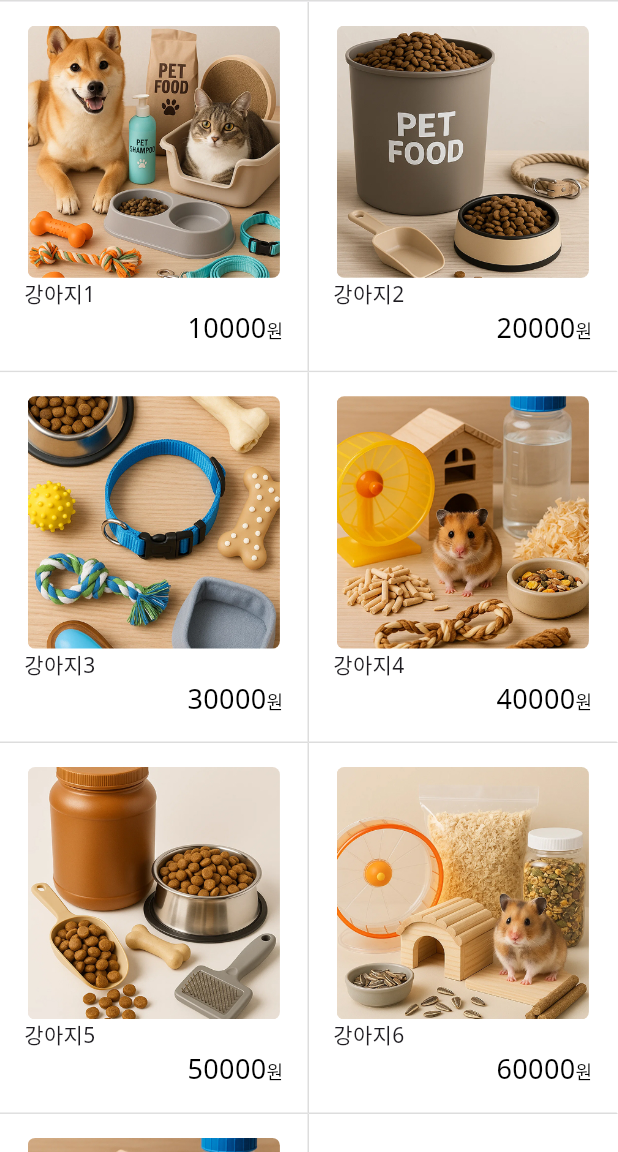
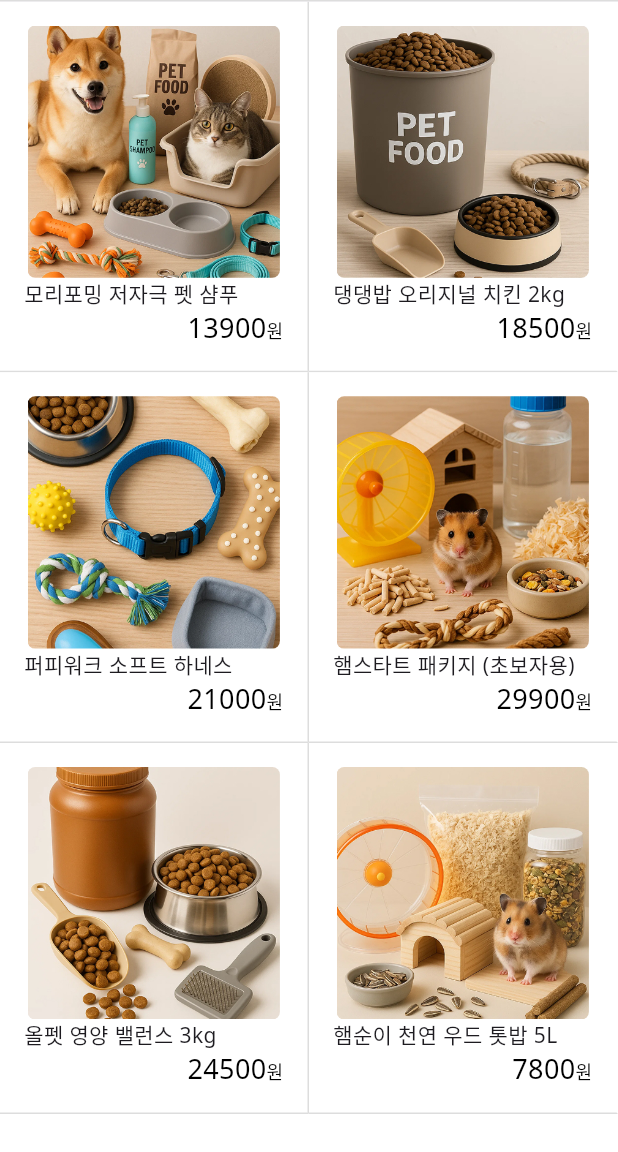
Before and after one commit to 1joGoodNight/flutter_dear_pet, a Flutter app: the screen it shows after launch, on a phone screen of 412 x 824 dp, the part 84-1236 px from its top. Run offline on Flutter 3.47's test engine with Material 3 defaults, Android fonts, the phone set to English and light mode, and no system bars; our stand-ins replace image_picker.

Commit message:
feat: 상세페이지 사진 표시/data 문구 변경/구매완료 후 수량&가격 초기화 기능 추가

```diff
--- a/lib/data/data.json
+++ b/lib/data/data.json
@@ -1,10 +1,8 @@
 [
-    ["강아지1",10000,"다리가 짧은 강아지입니다 이 강아지는 매우 착합니다. 하지만 사람을 보면 달려가기도합니다. 아시겠습니까 다람쥐","assets/images/img01.jpg"],
-    ["강아지2",20000,"다리가 짧은 강아지입니다 이 강아지는 매우 착합니다. 하지만 사람을 보면 달려가기도합니다. 아시겠습니까 다람쥐","assets/images/img02.jpg"],
-    ["강아지3",30000,"다리가 짧은 강아지입니다 이 강아지는 매우 착합니다. 하지만 사람을 보면 달려가기도합니다. 아시겠습니까 다람쥐","assets/images/img03.jpg"],
-    ["강아지4",40000,"다리가 짧은 강아지입니다 이 강아지는 매우 착합니다. 하지만 사람을 보면 달려가기도합니다. 아시겠습니까 다람쥐","assets/images/img04.jpg"],
-    ["강아지5",50000,"다리가 짧은 강아지입니다 이 강아지는 매우 착합니다. 하지만 사람을 보면 달려가기도합니다. 아시겠습니까 다람쥐","assets/images/img05.jpg"],
-    ["강아지6",60000,"다리가 짧은 강아지입니다 이 강아지는 매우 착합니다. 하지만 사람을 보면 달려가기도합니다. 아시겠습니까 다람쥐","assets/images/img06.jpg"],
-    ["강아지7",70000,"다리가 짧은 강아지입니다 이 강아지는 매우 착합니다. 하지만 사람을 보면 달려가기도합니다. 아시겠습니까 다람쥐","assets/images/img04.jpg"]
-
+    ["모리포밍 저자극 펫 샴푸",13900,"자연 유래 성분으로 피부 자극 걱정 없는 저자극 샴푸! 풍성한 거품과 은은한 향기로 목욕시간이 즐거워져요🐶🐱","assets/images/img01.jpg"],
+    ["댕댕밥 오리지널 치킨 2kg",18500,"국내산 닭가슴살을 주원료로, 알러지 걱정 없이 안심 급여! 영양소 균형 잡힌 건강 레시피로 우리 아이 활력 뿜뿜 💪","assets/images/img02.jpg"],
+    ["퍼피워크 소프트 하네스",21000,"가볍고 부드러운 착용감! 산책이 즐거워지는 소프트 하네스🎈 반사띠로 야간 산책도 안전하게 지켜줘요.","assets/images/img03.jpg"],
+    ["햄스타트 패키지 (초보자용)",29900,"햄스터 초보자를 위한 필수 구성! 은신처, 급수기, 목욕통, 간식볼까지 한 번에 쏙~ 🐭 귀여운 우리 집 햄찌를 위한 스타터 키트!","assets/images/img04.jpg"],
+    ["올펫 영양 밸런스 3kg",24500,"반려견·반려묘 모두에게 맞춘 프리미엄 혼합 사료! 오메가3, 타우린, 비타민E 가득 담아 면역력 UP ⬆️","assets/images/img05.jpg"],
+    ["햄순이 천연 우드 톳밥 5L",7800,"먼지 없이 쾌적한 천연 우드펄프 100%! 냄새 흡수력도 우수해서 우리 햄찌 화장실이 항상 깔끔✨","assets/images/img06.jpg"]
 ]
--- a/lib/detailpage/detail_page.dart
+++ b/lib/detailpage/detail_page.dart
@@ -15,7 +15,7 @@ class DetailPage extends StatelessWidget {
   AspectRatio detail_photo() {
     return AspectRatio(
       aspectRatio: 1,
-      child: Image.asset("assets/images/img01.jpg", fit: BoxFit.cover),
+      child: Image.asset(product.imgpath, fit: BoxFit.cover),
     );
   }
 
```
Also changed, not shown: lib/detailpage/widget/buy_btn.dart (+10 -1 lines).
